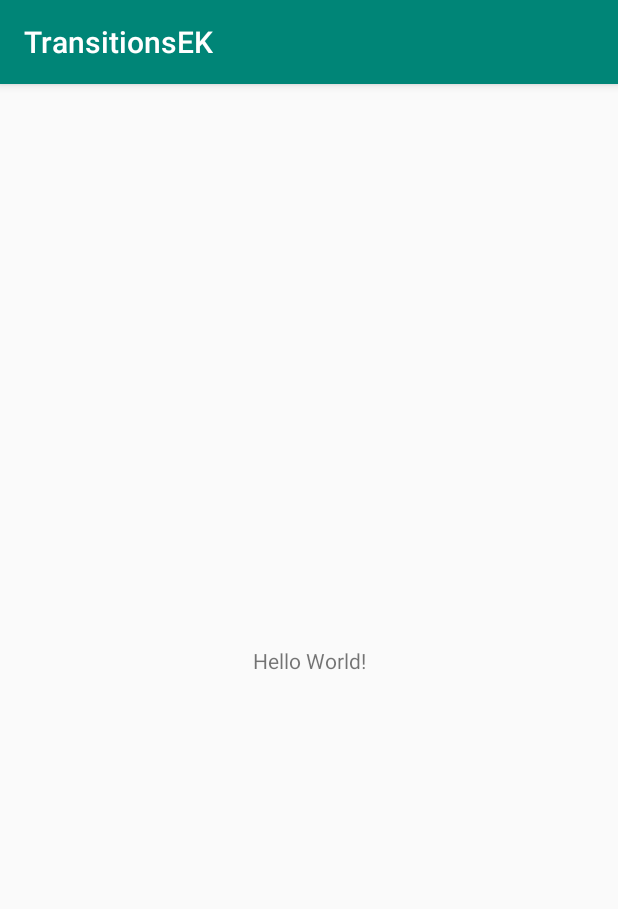
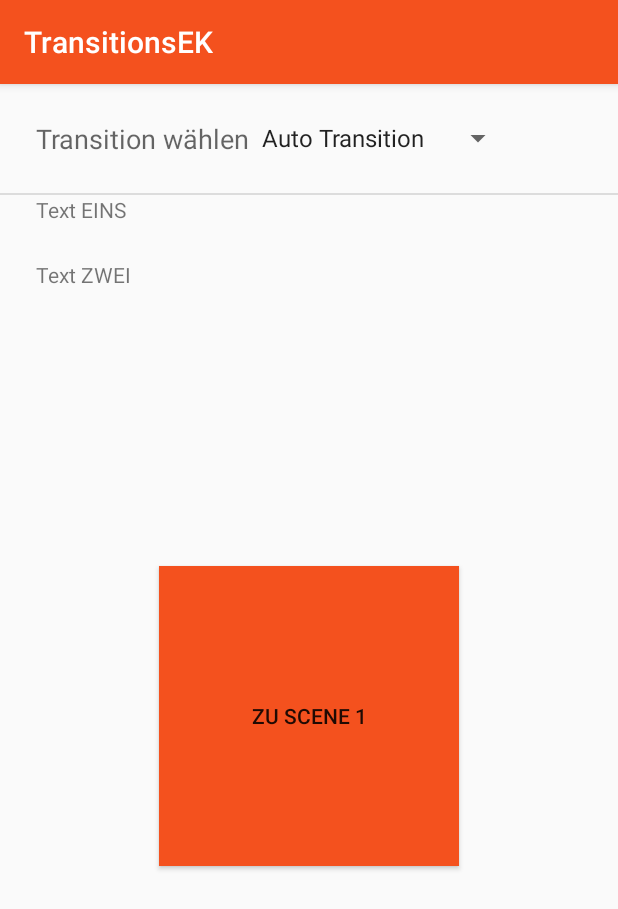
Before and after one commit to ltrebicki-tgm/Transition-Framework, an Android app: the screen it shows after launch (MainActivity), on a phone screen of 412 x 824 dp. Shown: the top 909 px of the screen. Run offline under Robolectric (Android 15) with nearby library versions, the phone set to English and light mode, and no system bars.

Commit message:
Transitions per Spinner auswählbar

```diff
--- a/app/src/main/java/com/example/transitionsek/MainActivity.java
+++ b/app/src/main/java/com/example/transitionsek/MainActivity.java
@@ -3,12 +3,104 @@ package com.example.transitionsek;
 import androidx.appcompat.app.AppCompatActivity;
 
 import android.os.Bundle;
+import android.transition.AutoTransition;
+import android.transition.ChangeBounds;
+import android.transition.Explode;
+import android.transition.Fade;
+import android.transition.Scene;
+import android.transition.Slide;
+import android.transition.Transition;
+import android.transition.TransitionManager;
+import android.util.Log;
+import android.view.Gravity;
+import android.view.View;
+import android.view.ViewGroup;
+import android.widget.AdapterView;
+import android.widget.ArrayAdapter;
+import android.widget.Button;
+import android.widget.Spinner;
+import android.widget.Toast;
 
-public class MainActivity extends AppCompatActivity {
+public class MainActivity extends AppCompatActivity implements AdapterView.OnItemSelectedListener {
+    private Scene scene_anfang = null;
+    private Scene scene1 = null;
+    private Scene scene2 = null;
+    private Scene scene3 = null;
 
+    private Spinner spinner;
+    private String current_choice = null;
     @Override
     protected void onCreate(Bundle savedInstanceState) {
         super.onCreate(savedInstanceState);
         setContentView(R.layout.activity_main);
+        // Spinner Adapter
+        spinner = findViewById(R.id.spinner);
+        ArrayAdapter<CharSequence> adapter = ArrayAdapter.createFromResource(this, R.array.spinner, android.R.layout.simple_spinner_item);
+        adapter.setDropDownViewResource(android.R.layout.simple_spinner_dropdown_item);
+        spinner.setAdapter(adapter);
+        spinner.setOnItemSelectedListener(this);
+
+
+        // Scene Root sowie Erstellung der Scenes
+        ViewGroup sceneRoot = (ViewGroup) findViewById(R.id.scene_root);
+        scene_anfang = Scene.getSceneForLayout(sceneRoot, R.layout.scene_anfang, this);
+        scene1 = Scene.getSceneForLayout(sceneRoot, R.layout.scene_eins, this);
+        scene2 = Scene.getSceneForLayout(sceneRoot, R.layout.scene_zwei, this);
+        scene3 = Scene.getSceneForLayout(sceneRoot, R.layout.scene_drei, this);
+
+        scene_anfang.enter();
+
     }
+
+    @Override
+    public void onItemSelected(AdapterView<?> parent, View view, int position, long id) {
+        current_choice = parent.getItemAtPosition(position).toString();
+        //Toast.makeText(getApplicationContext(), current_choice, Toast.LENGTH_SHORT).show();
+    }
+
+    @Override
+    public void onNothingSelected(AdapterView<?> parent) {
+
+    }
+    public void to_scene_1(View view) {
+        Transition transition = get_transition_type();
+        transition.setDuration(1000);
+        Log.d("debug",transition+"");
+        TransitionManager.go(scene1, transition);
+    }
+
+    public void to_scene_2(View view) {
+        Transition transition = get_transition_type();
+        Log.d("debug",transition+"");
+        TransitionManager.go(scene2, transition);
+    }
+
+    public void to_scene_3(View view) {
+        Transition transition = get_transition_type();
+        Log.d("debug",transition+"");
+        TransitionManager.go(scene3, transition);
+    }
+
+    public void to_scene_beginning(View view) {
+        Transition transition = get_transition_type();
+        Log.d("debug",transition+"");
+        TransitionManager.go(scene_anfang, transition);
+    }
+
+    public Transition get_transition_type() {
+        switch(current_choice) {
+            case "Auto Transition":
+                return new AutoTransition();
+            case "Change Bounds":
+                return new ChangeBounds();
+            case "Fade":
+                return new Fade();
+            case "Explode":
+                return new Explode();
+            case "Slide":
+                return new Slide(Gravity.END);
+        }
+        return new AutoTransition();
+    }
+
 }
--- a/app/src/main/res/layout/activity_main.xml
+++ b/app/src/main/res/layout/activity_main.xml
@@ -7,12 +7,40 @@
     tools:context=".MainActivity">
 
     <TextView
+        android:id="@+id/title"
         android:layout_width="wrap_content"
         android:layout_height="wrap_content"
-        android:text="Hello World!"
-        app:layout_constraintBottom_toBottomOf="parent"
+        android:layout_marginLeft="24dp"
+        android:layout_marginTop="24dp"
+        android:text="Transition wählen"
+        android:textAppearance="@style/TextAppearance.AppCompat.Medium"
         app:layout_constraintLeft_toLeftOf="parent"
-        app:layout_constraintRight_toRightOf="parent"
         app:layout_constraintTop_toTopOf="parent" />
 
+    <FrameLayout
+        android:id="@+id/scene_root"
+        android:layout_width="0dp"
+        android:layout_height="0dp"
+        app:layout_constraintBottom_toBottomOf="parent"
+        app:layout_constraintEnd_toEndOf="parent"
+        app:layout_constraintStart_toStartOf="parent"
+        app:layout_constraintTop_toBottomOf="@+id/divider"></FrameLayout>
+
+    <Spinner
+        android:id="@+id/spinner"
+        android:layout_width="wrap_content"
+        android:layout_height="wrap_content"
+        app:layout_constraintStart_toEndOf="@+id/title"
+        app:layout_constraintTop_toTopOf="@+id/title" />
+
+    <View
+        android:id="@+id/divider"
+        android:layout_width="0dp"
+        android:layout_height="1dp"
+        android:layout_marginTop="24dp"
+        android:background="?android:attr/listDivider"
+        app:layout_constraintEnd_toEndOf="parent"
+        app:layout_constraintStart_toStartOf="parent"
+        app:layout_constraintTop_toBottomOf="@+id/title" />
+
 </androidx.constraintlayout.widget.ConstraintLayout>
--- /dev/null
+++ b/app/src/main/res/layout/scene_anfang.xml
@@ -0,0 +1,38 @@
+<androidx.constraintlayout.widget.ConstraintLayout xmlns:android="http://schemas.android.com/apk/res/android"
+    xmlns:app="http://schemas.android.com/apk/res-auto"
+    xmlns:tools="http://schemas.android.com/tools"
+    android:id="@+id/scene_container"
+    android:layout_width="match_parent"
+    android:layout_height="match_parent" >
+
+    <TextView
+        android:id="@+id/text_view2"
+        android:layout_width="wrap_content"
+        android:layout_height="wrap_content"
+        android:layout_marginStart="24dp"
+        android:text="Text EINS"
+        app:layout_constraintStart_toStartOf="parent"
+        tools:layout_editor_absoluteY="24dp" />
+
+    <TextView
+        android:id="@+id/text_view1"
+        android:layout_width="wrap_content"
+        android:layout_height="wrap_content"
+        android:layout_marginStart="24dp"
+        android:layout_marginTop="24dp"
+        android:text="Text ZWEI"
+        app:layout_constraintStart_toStartOf="parent"
+        app:layout_constraintTop_toBottomOf="@+id/text_view2" />
+
+    <Button
+        android:id="@+id/button"
+        android:layout_width="200dp"
+        android:layout_height="200dp"
+        android:background="#F4511E"
+        android:onClick="to_scene_1"
+        android:text="Zu Scene 1"
+        app:layout_constraintBottom_toBottomOf="parent"
+        app:layout_constraintEnd_toEndOf="parent"
+        app:layout_constraintStart_toStartOf="parent"
+        app:layout_constraintTop_toTopOf="parent" />
+</androidx.constraintlayout.widget.ConstraintLayout>
--- a/app/src/main/res/values/colors.xml
+++ b/app/src/main/res/values/colors.xml
@@ -1,6 +1,6 @@
 <?xml version="1.0" encoding="utf-8"?>
 <resources>
-    <color name="colorPrimary">#008577</color>
-    <color name="colorPrimaryDark">#00574B</color>
-    <color name="colorAccent">#D81B60</color>
+    <color name="colorPrimary">#f4511e</color>
+    <color name="colorPrimaryDark">#b91400</color>
+    <color name="colorAccent">#64b5f6</color>
 </resources>
--- a/app/src/main/res/values/strings.xml
+++ b/app/src/main/res/values/strings.xml
@@ -1,3 +1,10 @@
 <resources>
     <string name="app_name">TransitionsEK</string>
+    <string-array name="spinner">
+        <item>Auto Transition</item>
+        <item>Change Bounds</item>
+        <item>Fade</item>
+        <item>Explode</item>
+        <item>Slide</item>
+    </string-array>
 </resources>
```
Also changed, not shown: app/src/main/res/layout/scene_drei.xml (added, +31 -0 lines), app/src/main/res/layout/scene_eins.xml (added, +40 -0 lines), app/src/main/res/layout/scene_zwei.xml (added, +40 -0 lines).
